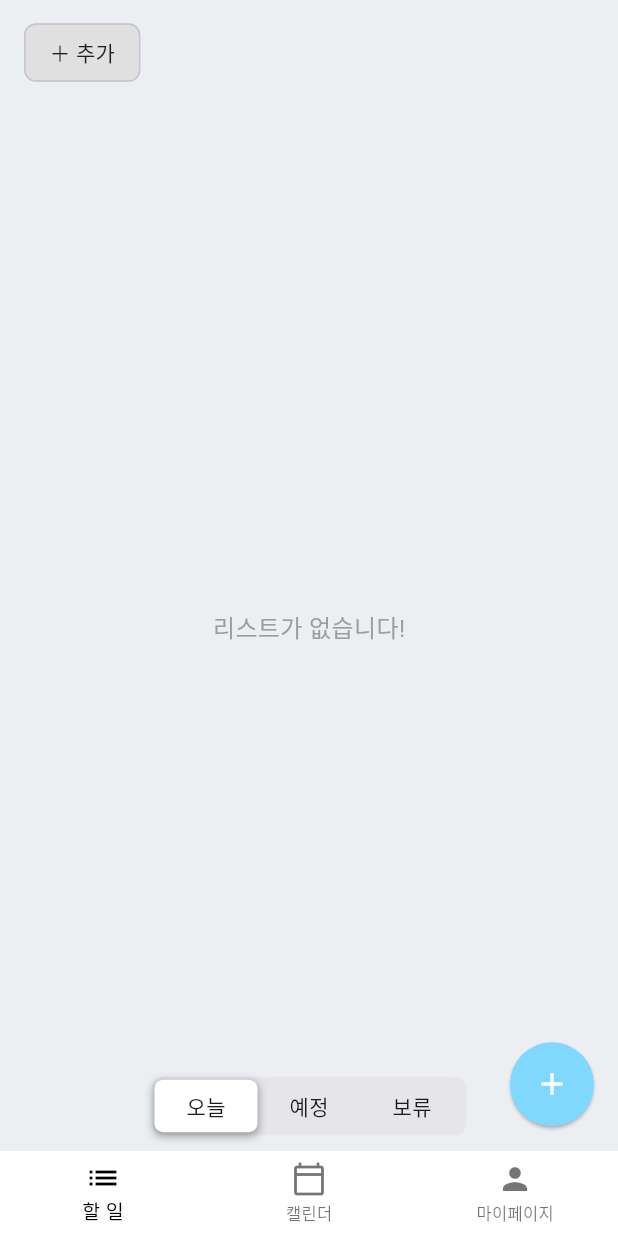
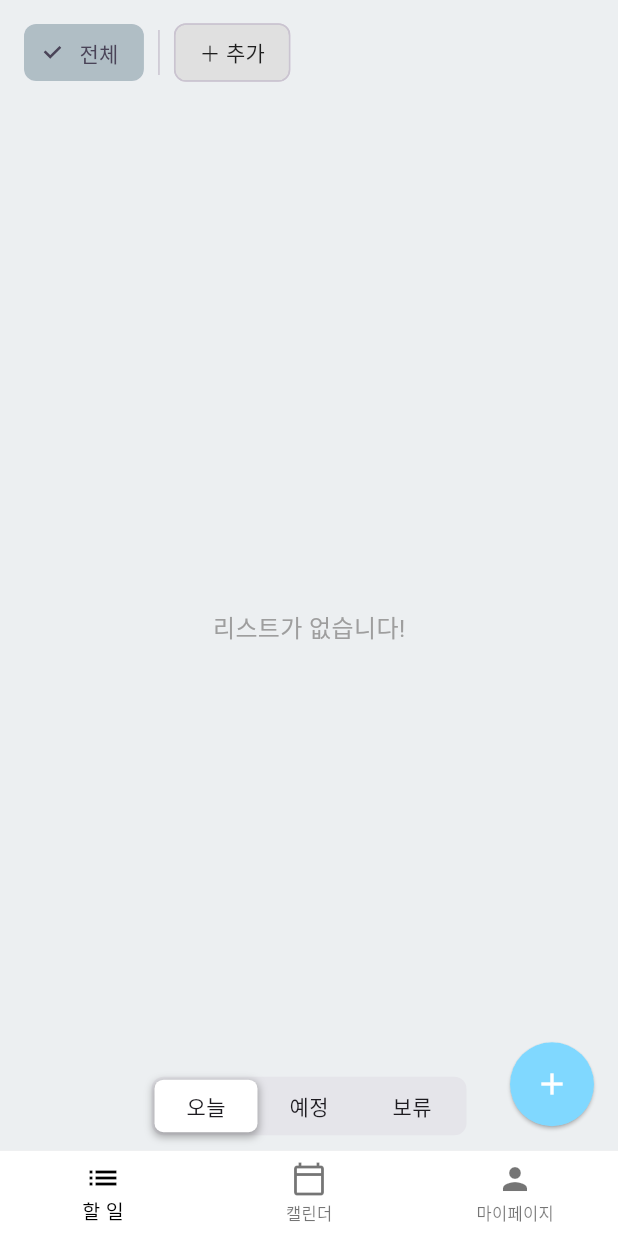
Before and after one commit to SuuuHyeon/Study_Management_APP, a Flutter app: the screen it shows after launch, on a phone screen of 412 x 824 dp. Run offline on Flutter 3.47's test engine with Material 3 defaults, Android fonts, the phone set to English and light mode, and no system bars; drawn by our look-alikes of custom_sliding_segmented_control; our stand-ins replace drift, drift_flutter, flutter_riverpod, go_router; accounts and stored records are empty; generated files the repository leaves out were written again.

Commit message:
Feat: 전체 카테고리 설정 추가, 리스트 아이템 디자인 수정

```diff
--- a/APP/lib/presentation/ui/widgets/w_category_selector.dart
+++ b/APP/lib/presentation/ui/widgets/w_category_selector.dart
@@ -19,6 +19,16 @@ class CategorySelector extends ConsumerWidget {
         scrollDirection: Axis.horizontal,
         padding: const EdgeInsets.symmetric(horizontal: 16, vertical: 10),
         children: [
+          ChoiceChip(
+            label: const Text('전체'),
+            selected: selectedCategory == '전체',
+            onSelected: (isSelected) =>
+                ref.read(selectedCategoryProvider.notifier).state = '전체',
+            backgroundColor: Colors.grey[200],
+            selectedColor: Colors.blueGrey[200],
+          ),
+          const VerticalDivider(
+              thickness: 1, endIndent: 10, indent: 10, width: 20),
           ...categories.map((category) => Row(
                 children: [
                   ChoiceChip(
@@ -26,17 +36,19 @@ class CategorySelector extends ConsumerWidget {
                     selected: selectedCategory == category.name,
                     onSelected: (isSelected) {
                       final newCategory = isSelected ? category.name : '전체';
-                  ref.read(selectedCategoryProvider.notifier).state = newCategory;
+                      ref.read(selectedCategoryProvider.notifier).state =
+                          newCategory;
 
-                  // ✅ 변경된 `selectedCategoryProvider` 값을 즉시 확인
                       print('category ID: ${category.id}');
-                  print('selectedCategory: ${ref.read(selectedCategoryProvider)}');
+                      print(
+                          'selectedCategory: ${ref.read(selectedCategoryProvider)}');
                     },
                     backgroundColor: Colors.grey[200],
                     selectedColor: Colors.blueGrey[200],
                   ),
                   // 리스트 구분
-              const VerticalDivider(thickness: 1, endIndent: 10, indent: 10, width: 20),
+                  const VerticalDivider(
+                      thickness: 1, endIndent: 10, indent: 10, width: 20),
                 ],
               )),
           ActionChip(
```
Also changed, not shown: APP/lib/presentation/ui/widgets/w_todo_list_item.dart (+10 -3 lines). Lines whose indentation alone changed are shown as unchanged.
